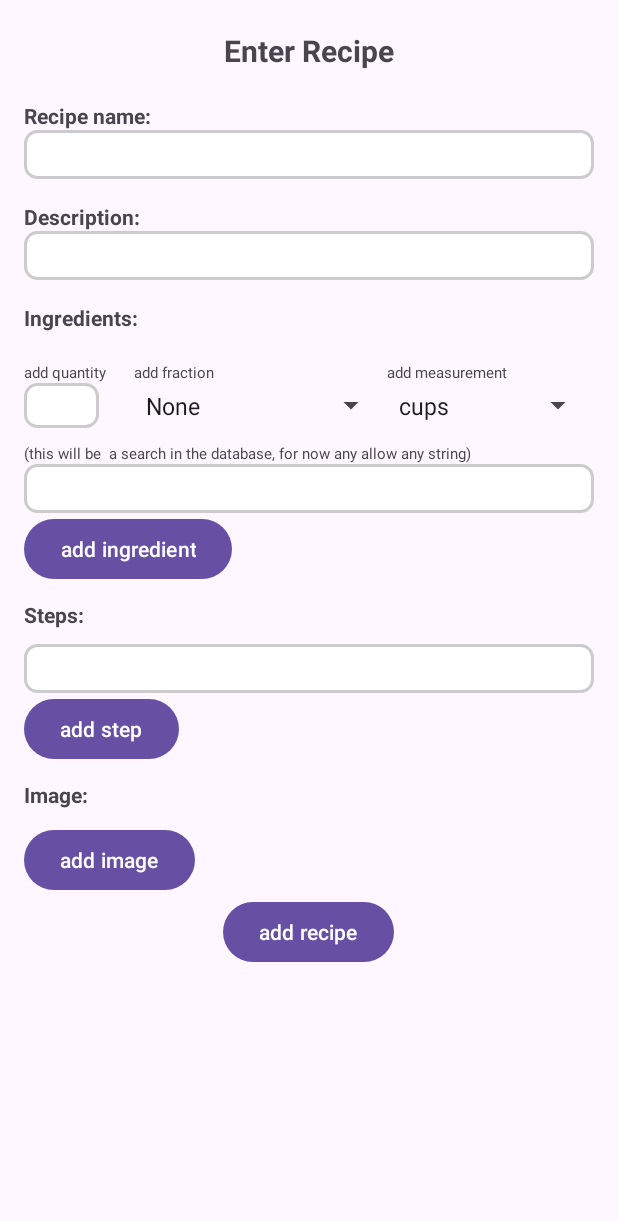
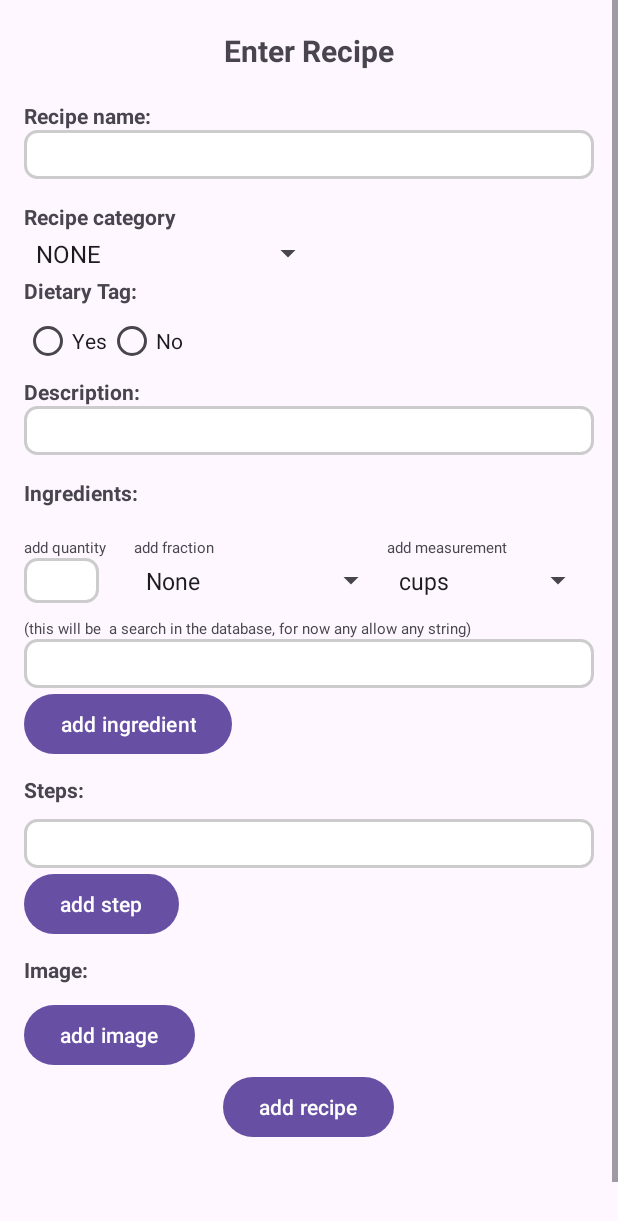
Before and after one commit to AidanMonk/LetsCook, an Android app: the screen it shows after launch (CreateRecipe), after a tap on "Create Recipe", on a phone screen of 412 x 824 dp. Shown: the top 1221 px of the screen. Run offline under Robolectric (Android 15) with nearby library versions, the phone set to English and light mode, and no system bars; our stand-ins replace Firebase (no records; nobody signed in at launch, a user with empty details on screens opened directly); pictures from the network do not load.

Commit message:
added dietaryTag and recipe category in the create recipe

```diff
--- a/app/src/main/java/com/example/letscook/CreateRecipe.java
+++ b/app/src/main/java/com/example/letscook/CreateRecipe.java
@@ -17,6 +17,7 @@ import androidx.recyclerview.widget.RecyclerView;
 import com.bumptech.glide.Glide;
 import com.example.letscook.Adapters.RecipeIngredientAdapter;
 import com.example.letscook.Adapters.RecipeStepsAdapter;
+import com.example.letscook.Exceptions.InvalidDietaryException;
 import com.example.letscook.Exceptions.InvalidRecipeDescException;
 import com.example.letscook.Exceptions.InvalidRecipeIngredientException;
 import com.example.letscook.Exceptions.InvalidRecipeNameException;
@@ -29,6 +30,7 @@ import com.example.letscook.Models.Recipe;
 import com.example.letscook.Models.RecipeIngredient;
 import com.google.firebase.database.DatabaseReference;
 import com.google.firebase.database.FirebaseDatabase;
+import com.example.letscook.Models.RecipeCategory;
 
 import java.util.ArrayList;
 import java.util.List;
@@ -38,10 +40,15 @@ public class CreateRecipe extends AppCompatActivity {
     // UI components
     EditText recipeNameET, recipeDescET, quantityET, ingredientET, enterStepET;
     Button addIngredientBtn, addStepBtn, addRecipeBtn, imageAddBtn;
-    Spinner measurementSpinner, fractionSpinner;
+    Spinner measurementSpinner, fractionSpinner, recipeCategorySpinner;
     RecyclerView ingredientsRecyclerView, stepsRecyclerView;
     Uri selectedImageUri;
     ImageView imagePreview;
+    LinearLayout checkBoxLayout;
+    RadioGroup dietaryRadioGroup;
+    RadioButton yesRadioButton, noRadioButton;
+    CheckBox veganCheckBox, vegetarianCheckBox, dairyFreeCheckBox, nutFreeCheckBox, glutenFreeCheckBox;
+
 
     // Firebase
     FirebaseDatabase db;
@@ -56,6 +63,7 @@ public class CreateRecipe extends AppCompatActivity {
     RecipeStepsAdapter recipeStepsAdapter;
     List<RecipeIngredient> recipeIngredients = new ArrayList<>();
     List<String> recipeSteps = new ArrayList<>();
+    List<String> dietaryCategory = new ArrayList<>();
 
     //create gallery launcher to handle image selection
     private ActivityResultLauncher<Intent> galleryLauncher = registerForActivityResult(
@@ -82,6 +90,9 @@ public class CreateRecipe extends AppCompatActivity {
 
         initializeViews();
         setupAdapters();
+        //to populate the dietaryTags
+        getDietaryCategories();
+
 
         // Add recipe button
         addRecipeBtn.setOnClickListener(v -> {
@@ -90,9 +101,12 @@ public class CreateRecipe extends AppCompatActivity {
                 String recipeDesc = recipeDescET.getText().toString();
                 String author = "dummy user";
 
+                //set the recipe category (spinner)
+                RecipeCategory selectedRecipeCategory = RecipeCategory.valueOf(recipeCategorySpinner.getSelectedItem().toString().toUpperCase());
                 validateRecipeFields(recipeName, recipeDesc);
 
-                Recipe newRecipe = new Recipe(recipeName, author, recipeDesc, recipeIngredients, recipeSteps);
+
+                Recipe newRecipe = new Recipe(recipeName, author, recipeDesc, recipeIngredients, recipeSteps, selectedRecipeCategory, dietaryCategory);
 
                 //upload the selected image once the recipe is added
                 uploadImage(newRecipe.getImageId(), selectedImageUri);
@@ -104,7 +118,8 @@ public class CreateRecipe extends AppCompatActivity {
 
                 // Clear fields and reset adapters
                 clearRecipeFields();
-            } catch (InvalidRecipeNameException | InvalidRecipeDescException | InvalidRecipeIngredientException | InvalidRecipeStepException e) {
+            } catch (InvalidRecipeNameException | InvalidRecipeDescException | InvalidDietaryException|
+                     InvalidRecipeIngredientException | InvalidRecipeStepException e) {
                 Toast.makeText(this, e.getMessage(), Toast.LENGTH_SHORT).show();
             } catch (Exception e) {
                 Toast.makeText(this, "An unexpected error occurred.", Toast.LENGTH_SHORT).show();
@@ -133,10 +148,30 @@ public class CreateRecipe extends AppCompatActivity {
         fractionSpinner = findViewById(R.id.fractionSpinner);
         imageAddBtn = findViewById(R.id.addImageBtn);
         imagePreview = findViewById(R.id.imagePreview);
+        recipeCategorySpinner = findViewById(R.id.recipeCategorySpinner);
+
+        dietaryRadioGroup = findViewById(R.id.dietaryRadioGroup);
+        yesRadioButton = findViewById(R.id.yesRadioButton);
+        noRadioButton = findViewById(R.id.noRadioButton);
+
+        //layout
+        checkBoxLayout = findViewById(R.id.layoutCheckBoxes);
+        //checbix
+        veganCheckBox = findViewById(R.id.veganCheckbox);
+        vegetarianCheckBox = findViewById(R.id.vegeterianCheckbox);
+        glutenFreeCheckBox = findViewById(R.id.glutenFreeCheckbox);
+        dairyFreeCheckBox = findViewById(R.id.dairyFreeCheckbox);
+        nutFreeCheckBox = findViewById(R.id.NutFreeCheckbox);
+
 
         // Populate spinners
         measurementSpinner.setAdapter(new ArrayAdapter<>(this, android.R.layout.simple_spinner_item, Measurement.getMeasurementStrings()));
         fractionSpinner.setAdapter(new ArrayAdapter<>(this, android.R.layout.simple_spinner_item, Fraction.getFractionStrings()));
+        recipeCategorySpinner.setAdapter(new ArrayAdapter<>(this, android.R.layout.simple_spinner_item, RecipeCategory.getRecipeCategoryStrings()));
+
+        //radipo button and initialize the checkboxes value
+
+
     }
 
     private void setupAdapters() {
@@ -197,15 +232,28 @@ public class CreateRecipe extends AppCompatActivity {
         }
     }
 
-    private void validateRecipeFields(String name, String desc) throws InvalidRecipeNameException, InvalidRecipeDescException, InvalidRecipeIngredientException, InvalidRecipeStepException {
+    private void validateRecipeFields(String name, String desc) throws InvalidRecipeNameException, InvalidRecipeDescException, InvalidRecipeIngredientException, InvalidRecipeStepException, InvalidDietaryException {
         String invalidCharactersRegex = "[^a-zA-Z0-9 ]";
-        if (name.matches(invalidCharactersRegex)) throw new InvalidRecipeNameException("Invalid characters in recipe name");
-        if (name.length() > maxRecipeNameLength) throw new InvalidRecipeNameException("Recipe name too long");
-        if (desc.matches(invalidCharactersRegex)) throw new InvalidRecipeDescException("Invalid characters in description");
-        if (desc.length() > maxRecipeDescLength) throw new InvalidRecipeDescException("Description too long");
-        if (recipeIngredients.isEmpty()) throw new InvalidRecipeIngredientException("At least one ingredient required");
-        if (recipeSteps.isEmpty()) throw new InvalidRecipeStepException("At least one step required");
+        if (name.matches(invalidCharactersRegex))
+            throw new InvalidRecipeNameException("Invalid characters in recipe name");
+        if (name.length() > maxRecipeNameLength)
+            throw new InvalidRecipeNameException("Recipe name too long");
+        if (desc.matches(invalidCharactersRegex))
+            throw new InvalidRecipeDescException("Invalid characters in description");
+        if (desc.length() > maxRecipeDescLength)
+            throw new InvalidRecipeDescException("Description too long");
+
+        if (recipeIngredients.isEmpty())
+            throw new InvalidRecipeIngredientException("At least one ingredient required");
+        if (recipeSteps.isEmpty())
+            throw new InvalidRecipeStepException("At least one step required");
         if (selectedImageUri == null) throw new InvalidRecipeStepException("Image required");
+
+        int selectedRadioId = dietaryRadioGroup.getCheckedRadioButtonId();
+        if (selectedRadioId == -1) {throw new InvalidDietaryException("Please select yes or no for dietary options ");}
+        if (dietaryRadioGroup.getCheckedRadioButtonId() == R.id.yesRadioButton && dietaryCategory.isEmpty()) {
+            throw new InvalidDietaryException("Please select at least one dietary option if you chose yes.");
+        }
     }
 
     private void clearRecipeFields() {
@@ -223,5 +271,63 @@ public class CreateRecipe extends AppCompatActivity {
         imageAddBtn.setText("add image");
         recipeIngredientAdapter.notifyDataSetChanged();
         recipeStepsAdapter.notifyDataSetChanged();
+        checkBoxLayout.setVisibility(View.GONE);
+        dietaryRadioGroup.clearCheck();
+        recipeCategorySpinner.setSelection(0);
+        UncheckCheckBOx();
+
+
     }
+
+
+
+    private void getDietaryCategories()  {
+        checkBoxLayout.setVisibility(View.GONE);
+
+        // Set up RadioGroup listener to toggle checkboxes visibility
+        dietaryRadioGroup.setOnCheckedChangeListener((group, checkedId) -> {
+            if (checkedId == R.id.yesRadioButton) {
+                checkBoxLayout.setVisibility(View.VISIBLE);
+                dietaryCategory.clear(); // Reset dietary selection list
+
+            } else {
+                checkBoxLayout.setVisibility(View.GONE);
+                dietaryCategory.clear();
+                dietaryCategory.add("None");
+                UncheckCheckBOx();
+            }
+        });
+
+        // Set up individual checkbox listeners
+        setUpCheckBoxListener(veganCheckBox, dietaryCategory, "Vegan");
+        setUpCheckBoxListener(vegetarianCheckBox, dietaryCategory, "Vegetarian");
+        setUpCheckBoxListener(glutenFreeCheckBox, dietaryCategory, "Gluten Free");
+        setUpCheckBoxListener(dairyFreeCheckBox, dietaryCategory, "Dairy Free");
+        setUpCheckBoxListener(nutFreeCheckBox, dietaryCategory, "Nut Free");
+    }
+
+    private void setUpCheckBoxListener(CheckBox checkBox, List<String> dietaryCategory, String category) {
+        checkBox.setOnCheckedChangeListener((buttonView, isChecked) -> {
+            if (isChecked) {
+                if (!dietaryCategory.contains(category)) {
+                    dietaryCategory.add(category);
+                }
+            } else {
+                dietaryCategory.remove(category);
+            }
+        });
+    }
+
+
+
+    private void UncheckCheckBOx(){
+        veganCheckBox.setChecked(false);
+        vegetarianCheckBox.setChecked(false);
+        dairyFreeCheckBox.setChecked(false);
+        nutFreeCheckBox.setChecked(false);
+        glutenFreeCheckBox.setChecked(false);
+    }
+
+
+
 }
--- /dev/null
+++ b/app/src/main/java/com/example/letscook/Models/RecipeCategory.java
@@ -0,0 +1,20 @@
+package com.example.letscook.Models;
+
+import java.util.ArrayList;
+import java.util.List;
+
+public enum RecipeCategory {
+    NONE,
+    BREAKFAST,
+    LUNCH,
+    DINNER,
+    SNACK,
+    DESSERT;
+    public static List<String> getRecipeCategoryStrings() {
+        List<String> categoryList = new ArrayList<>();
+        for (RecipeCategory category : RecipeCategory.values()) {
+            categoryList.add(category.name());
+        }
+        return categoryList;
+    }
+}
--- /dev/null
+++ b/app/src/main/java/com/example/letscook/api/adapters/IngredientsAdapter.java
@@ -0,0 +1,2 @@
+package com.example.letscook.api.adapters;public class IngredientsAdapter {
+}
--- /dev/null
+++ b/app/src/main/java/com/example/letscook/api/adapters/InstructionsAdapter.java
@@ -0,0 +1,2 @@
+package com.example.letscook.api.adapters;public class InstructionsAdapter {
+}
--- a/app/src/main/java/com/example/letscook/RecipeAdapter.java
+++ b/app/src/main/java/com/example/letscook/api/adapters/RecipeAdapter.java
@@ -1,6 +1,7 @@
 // RecipeAdapter.java
 package com.example.letscook;
 
+import android.content.Context;
 import android.text.Html;
 import android.view.LayoutInflater;
 import android.view.View;
@@ -16,9 +17,12 @@ import java.util.ArrayList;
 public class RecipeAdapter extends RecyclerView.Adapter<RecipeAdapter.RecipeViewHolder> {
 
     private ArrayList<Recipe> recipeList ;
+    private Context context;
 
-    public RecipeAdapter(ArrayList<Recipe> recipes) {
+    public RecipeAdapter(ArrayList<Recipe> recipes ) {
+
         this.recipeList = recipes;
+
     }
 
     @Override
--- a/app/src/main/res/layout/activity_create_recipe.xml
+++ b/app/src/main/res/layout/activity_create_recipe.xml
@@ -1,7 +1,7 @@
 <?xml version="1.0" encoding="utf-8"?>
 <ScrollView xmlns:android="http://schemas.android.com/apk/res/android"
     android:layout_width="match_parent"
-    android:layout_height="match_parent">
+    android:layout_height="wrap_content">
 
     <LinearLayout
         android:layout_width="match_parent"
@@ -34,7 +34,104 @@
             android:textColor="#333333"
             android:textSize="16sp"
             android:layout_marginBottom="15dp" />
+        <LinearLayout
+            android:layout_width="wrap_content"
+            android:layout_height="wrap_content"
+            android:orientation="horizontal">
+            <LinearLayout
+                android:layout_width="wrap_content"
+                android:layout_height="wrap_content"
+                android:orientation="vertical"
+                android:layout_marginRight="100dp">
 
+                <TextView
+                    android:layout_width="wrap_content"
+                    android:layout_height="wrap_content"
+                    android:text="Recipe category"
+                    android:textStyle="bold" />
+
+                <Spinner
+                    android:id="@+id/recipeCategorySpinner"
+                    android:layout_width="200dp"
+                    android:layout_height="30dp"
+                 />
+            </LinearLayout>
+        </LinearLayout>
+
+<!--        dietary tag -->
+
+            <TextView
+            android:layout_width="match_parent"
+            android:layout_height="wrap_content"
+            android:text="Dietary Tag:"
+            android:textStyle="bold" />
+            <RadioGroup
+                android:id="@+id/dietaryRadioGroup"
+                android:layout_width="wrap_content"
+                android:layout_height="wrap_content"
+                android:orientation="horizontal">
+            <RadioButton
+                android:id="@+id/yesRadioButton"
+                android:layout_width="wrap_content"
+                android:layout_height="wrap_content"
+                android:text="Yes"/>
+                <RadioButton
+                    android:id="@+id/noRadioButton"
+                    android:layout_width="wrap_content"
+                    android:layout_height="wrap_content"
+                    android:text="No"/>
+            </RadioGroup>
+ <LinearLayout
+     android:id="@+id/layoutCheckBoxes"
+     android:layout_width="wrap_content"
+     android:layout_height="wrap_content"
+     android:orientation="vertical"
+     android:visibility="gone">
+        <CheckBox
+            android:id="@+id/veganCheckbox"
+            android:layout_width="wrap_content"
+            android:layout_height="wrap_content"
+            android:text="Vegan"
+            android:textColor="#333333"
+            android:textSize="16sp" />
+
+        <CheckBox
+            android:id="@+id/vegeterianCheckbox"
+            android:layout_width="wrap_content"
+            android:layout_height="wrap_content"
+            android:text="Vegeterian"
+            android:textColor="#333333"
+            android:textSize="16sp" />
+        <CheckBox
+            android:id="@+id/glutenFreeCheckbox"
+            android:layout_width="wrap_content"
+            android:layout_height="wrap_content"
+            android:text="Gluten free"
+            android:textColor="#333333"
+            android:textSize="16sp" />
+
+
+
+        <CheckBox
+            android:id="@+id/dairyFreeCheckbox"
+            android:layout_width="wrap_content"
+            android:layout_height="wrap_content"
+            android:text="dairy Free"
+            android:textColor="#333333"
+            android:textSize="16sp" />
+
+        <CheckBox
+            android:id="@+id/NutFreeCheckbox"
+            android:layout_width="wrap_content"
+            android:layout_height="wrap_content"
+            android:text="Nut Free"
+            android:textColor="#333333"
+            android:textSize="16sp" />
+
+
+ </LinearLayout>
+
+<!--description-->
         <TextView
             android:layout_width="match_parent"
             android:layout_height="wrap_content"
@@ -206,7 +303,8 @@
             android:layout_width="wrap_content"
             android:layout_height="wrap_content"
             android:text="add recipe"
-            android:layout_gravity="center" />
+            android:layout_gravity="center"
+            android:layout_marginBottom="100dp"/>
 
     </LinearLayout>
 </ScrollView>
```
Also changed, not shown: app/src/main/java/com/example/letscook/Exceptions/InvalidDietaryException.java (added, +7 -0 lines), app/src/main/java/com/example/letscook/IngredientsApiView.java (added, +24 -0 lines), app/src/main/java/com/example/letscook/InstructionsApiView.java (added, +24 -0 lines), app/src/main/java/com/example/letscook/Models/Recipe.java (+12 -1 lines), app/src/main/java/com/example/letscook/RecipeDetailsView.java (added, +26 -0 lines), app/src/main/res/layout/activity_ingredients_api_view.xml (added, +10 -0 lines), app/src/main/res/layout/activity_instructions_api_view.xml (added, +10 -0 lines), app/src/main/res/layout/activity_recipe_details_view.xml (added, +10 -0 lines).
